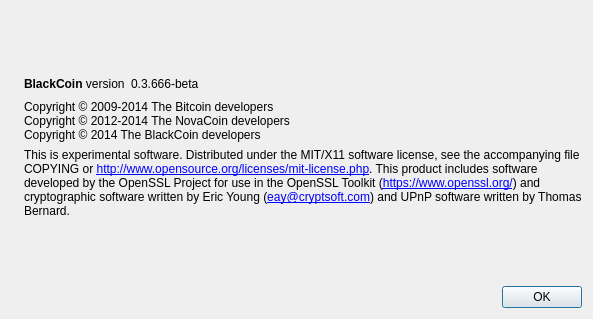
iadixcoin/iadixcoin, file src/qt/forms/aboutdialog.ui: the form before one commit.
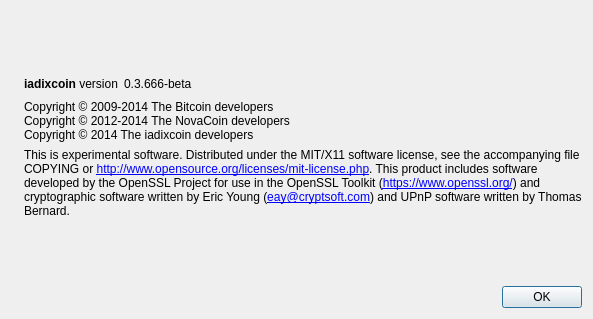
The form after the commit. Icons and pictures are not drawn.

Commit message: Rename coin name and ticker

Diff of the .ui file:
```diff
--- a/src/qt/forms/aboutdialog.ui
+++ b/src/qt/forms/aboutdialog.ui
@@ -50,7 +50,7 @@
           <cursorShape>IBeamCursor</cursorShape>
          </property>
          <property name="text">
-          <string>&lt;b&gt;BlackCoin&lt;/b&gt; version</string>
+          <string>&lt;b&gt;iadixcoin&lt;/b&gt; version</string>
          </property>
          <property name="textInteractionFlags">
           <set>Qt::LinksAccessibleByMouse|Qt::TextSelectableByKeyboard|Qt::TextSelectableByMouse</set>
@@ -93,7 +93,7 @@
        <property name="text">
         <string>Copyright © 2009-2014 The Bitcoin developers
 Copyright © 2012-2014 The NovaCoin developers
-Copyright © 2014 The BlackCoin developers</string>
+Copyright © 2014 The iadixcoin developers</string>
        </property>
        <property name="textInteractionFlags">
         <set>Qt::LinksAccessibleByMouse|Qt::TextSelectableByKeyboard|Qt::TextSelectableByMouse</set>
```
Left out of the diff: 2 changed lines with no effect on the pictures. The commit also changes 151 other files.
